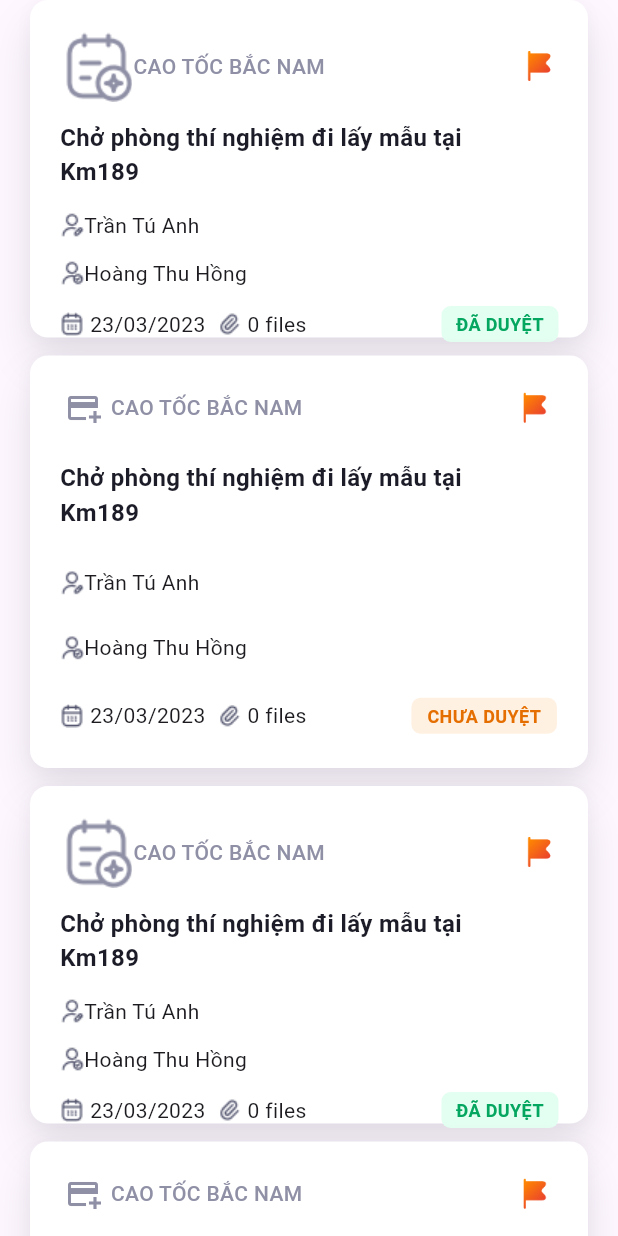
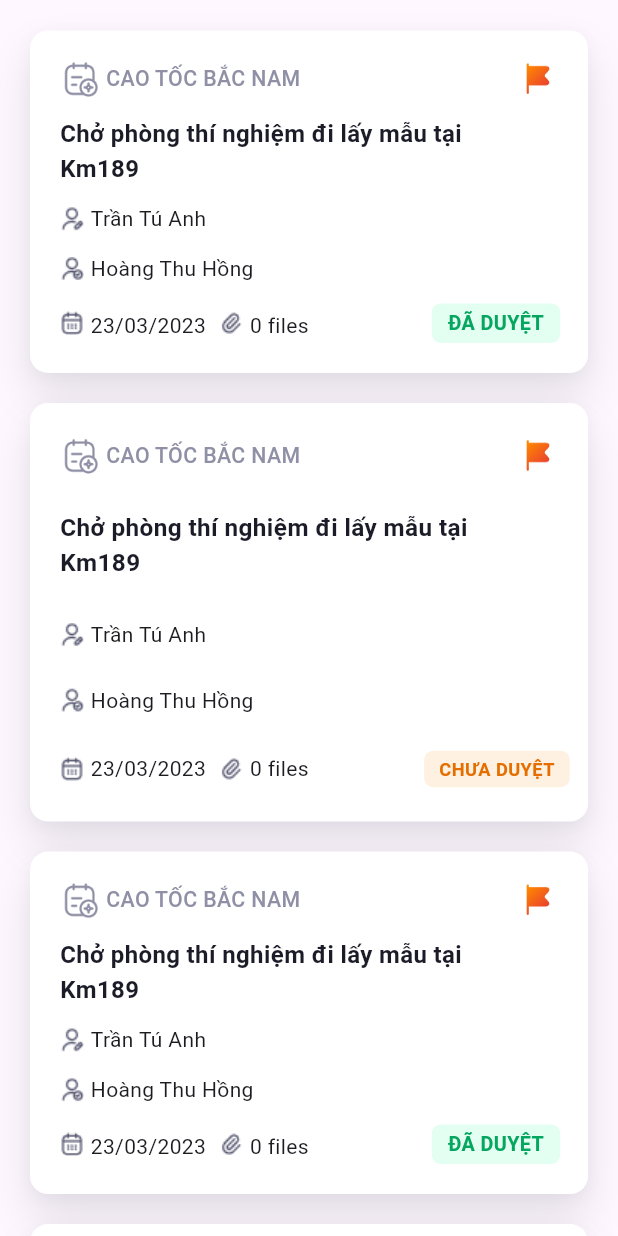
Before and after one commit to Biggiezz/sky_viet, a Flutter app: the ClosedJob widget shown alone on an empty page, opened directly, on a phone screen of 412 x 824 dp. Run offline on Flutter 3.47's test engine with Material 3 defaults, Android fonts, the phone set to English and light mode, and no system bars; our stand-ins replace flutter_screenutil, flutter_svg, local_auth.

Commit message:
sky_viet (admin_home)

```diff
--- a/lib/chat_with_friend/chat_with.dart
+++ b/lib/chat_with_friend/chat_with.dart
@@ -1,5 +1,6 @@
 import 'package:chat/admin_check_job/home_job_admin.dart';
 import 'package:chat/assets/image.dart';
+import 'package:chat/home_job/home_job.dart';
 import 'package:chat/home_login/home_login.dart';
 import 'package:flutter/material.dart';
 
@@ -117,11 +118,10 @@ class _HomeChatState extends State<HomeChat> {
           // );
           Navigator.push(
             context,
-            MaterialPageRoute(builder: (context) => HomeJobAdmin()),
+            MaterialPageRoute(builder: (context) => HomeLogin()),
           );
         }
       },
-      child: Expanded(
       child: Container(
       width: MediaQuery.of(context).size.width,
       height: 50,
@@ -140,7 +140,6 @@ class _HomeChatState extends State<HomeChat> {
         ),
       ),
             ),
-      ),
     );
   }
 }
--- a/lib/home_job/widget/closed_job.dart
+++ b/lib/home_job/widget/closed_job.dart
@@ -1,5 +1,6 @@
 import 'package:chat/assets/image.dart';
 import 'package:flutter/material.dart';
+import 'package:flutter_screenutil/flutter_screenutil.dart';
 
 class ClosedJob extends StatefulWidget {
   const ClosedJob({super.key});
@@ -14,6 +15,7 @@ class _ClosedJobState extends State<ClosedJob> {
     return SingleChildScrollView(
       child: Column(
         children: [
+          SizedBox(height: 20.h),
           _buildCloseJob(),
           _buildJobDontDone(),
 
@@ -26,10 +28,10 @@ class _ClosedJobState extends State<ClosedJob> {
 
   Widget _buildCloseJob() {
     return Padding(
-      padding: const EdgeInsets.fromLTRB(20, 0, 20, 0),
+      padding: const EdgeInsets.only(left: 20, right: 20),
       child: Container(
         width: MediaQuery.of(context).size.width,
-        height: 225,
+        height: 225.h,
         decoration: BoxDecoration(
           borderRadius: BorderRadius.circular(12),
           color: Colors.white,
@@ -51,37 +53,50 @@ class _ClosedJobState extends State<ClosedJob> {
         child: Padding(
           padding: const EdgeInsets.all(20),
           child: Column(
+            mainAxisAlignment: MainAxisAlignment.spaceBetween,
+            children: [
+              Row(
+                mainAxisAlignment: MainAxisAlignment.spaceBetween,
+
+                children: [
+                  Row(
                     mainAxisAlignment: MainAxisAlignment.spaceAround,
                     children: [
                       Row(
-                mainAxisAlignment: MainAxisAlignment.spaceAround,
-
+                        mainAxisAlignment: MainAxisAlignment.start,
                         children: [
-                  SizedBox(child: Image.asset(ImageAssets.addHome)),
-
+                          SizedBox(
+                            width: 24.w,
+                            height: 24.h,
+                            child: Image.asset(ImageAssets.addHome),
+                          ),
+                        ],
+                      ),
+                      SizedBox(width: 4.w),
                       Text(
                         'CAO TỐC BẮC NAM',
                         style: TextStyle(
-                      fontSize: 14,
+                          fontSize: 14.sp,
                           fontWeight: FontWeight.w500,
                           color: Color(0xFF8F90A6),
                         ),
                       ),
+                    ],
+                  ),
+                  SizedBox(width: 4),
 
-                  SizedBox(width: 130),
                   SizedBox(
-                    width: 24,
-                    height: 24,
+                    width: 24.w,
+                    height: 24.h,
                     child: Image.asset(ImageAssets.flag),
                   ),
                 ],
               ),
-              SizedBox(height: 12),
               Row(
                 children: [
                   SizedBox(
-                    width: 295,
-                    height: 44,
+                    width: 295.w,
+                    height: 44.h,
 
                     child: Text(
                       'Chở phòng thí nghiệm đi lấy mẫu tại Km189',
@@ -94,22 +109,24 @@ class _ClosedJobState extends State<ClosedJob> {
                   ),
                 ],
               ),
-              SizedBox(height: 16),
               Row(
                 children: [
                   Image.asset(ImageAssets.personEdit),
+                  SizedBox(width: 4.w),
                   Text('Trần Tú Anh'),
                 ],
               ),
-              SizedBox(height: 12),
               Row(
                 children: [
                   Image.asset(ImageAssets.personTick),
+                  SizedBox(width: 4.w),
                   Text('Hoàng Thu Hồng'),
                 ],
               ),
-              SizedBox(height: 12),
-              _buildCalendar(),
+              Row(
+                mainAxisAlignment: MainAxisAlignment.start,
+                children: [_buildCalendar()],
+              ),
             ],
           ),
         ),
@@ -119,19 +136,27 @@ class _ClosedJobState extends State<ClosedJob> {
 
   Widget _buildCalendar() {
     return Row(
-      //   mainAxisAlignment: MainAxisAlignment.spaceAround,
       children: [
         Image.asset(ImageAssets.calendar),
-        SizedBox(width: 4),
+        SizedBox(
+          width: 171.w,
+          height: 17.h,
+          child: Row(
+            children: [
+              SizedBox(width: 4.w),
               Text('23/03/2023'),
-        SizedBox(width: 8),
+              SizedBox(width: 8.w),
               Image.asset(ImageAssets.fileNewJob),
-        SizedBox(width: 4),
+              SizedBox(width: 4.w),
               Text('0 files'),
-        SizedBox(width: 90),
+            ],
+          ),
+        ),
+
+        SizedBox(width: 40.w),
         Container(
-          width: 78,
-          height: 24,
+          width: 78.w,
+          height: 24.w,
           decoration: BoxDecoration(
             borderRadius: BorderRadius.circular(6),
             color: Color(0xFFE3FFF1),
@@ -139,9 +164,9 @@ class _ClosedJobState extends State<ClosedJob> {
 
           child: Center(
             child: Text(
-              'ĐÃ DUYỆT',
+              'ĐÃ DUYỆT',
               style: TextStyle(
-                fontSize: 12,
+                fontSize: 12.w,
                 fontWeight: FontWeight.w600,
                 color: Color(0xFF05A660),
               ),
@@ -154,10 +179,10 @@ class _ClosedJobState extends State<ClosedJob> {
 
   Widget _buildJobDontDone() {
     return Padding(
-      padding: const EdgeInsets.fromLTRB(20, 12, 20, 12),
+      padding: const EdgeInsets.all(20),
       child: Container(
         width: MediaQuery.of(context).size.width,
-        height: 275,
+        height: 275.h,
         decoration: BoxDecoration(
           borderRadius: BorderRadius.circular(12),
           color: Colors.white,
@@ -183,41 +208,49 @@ class _ClosedJobState extends State<ClosedJob> {
             mainAxisAlignment: MainAxisAlignment.spaceAround,
             children: [
               Row(
-                mainAxisAlignment: MainAxisAlignment.spaceAround,
+                mainAxisAlignment: MainAxisAlignment.spaceBetween,
 
                 children: [
+                  Row(
+                    mainAxisAlignment: MainAxisAlignment.start,
+                    children: [
                       SizedBox(
-                    child: Icon(Icons.add_card, color: Color(0xFF8F90A6)),
+                        width: 24.w,
+                        height: 24.h,
+                        child: Image.asset(ImageAssets.addHome),
                       ),
-
+                      SizedBox(width: 4.w),
                       Text(
                         'CAO TỐC BẮC NAM',
                         style: TextStyle(
-                      fontSize: 14,
+                          fontSize: 14.sp,
                           fontWeight: FontWeight.w500,
                           color: Color(0xFF8F90A6),
                         ),
                       ),
+                    ],
+                  ),
 
-                  SizedBox(width: 130),
+
+
                   SizedBox(
-                    width: 24,
-                    height: 24,
+                    width: 24.w,
+                    height: 24.h,
                     child: Image.asset(ImageAssets.flag),
                   ),
                 ],
               ),
-              SizedBox(height: 12),
+              SizedBox(height: 12.w),
               Row(
                 children: [
                   SizedBox(
-                    width: 295,
-                    height: 44,
+                    width: 295.w,
+                    height: 44.h,
 
                     child: Text(
                       'Chở phòng thí nghiệm đi lấy mẫu tại Km189',
                       style: TextStyle(
-                        fontSize: 16,
+                        fontSize: 16.sp,
                         fontWeight: FontWeight.w600,
                         color: Color(0xFF1C1C28),
                       ),
@@ -225,21 +258,23 @@ class _ClosedJobState extends State<ClosedJob> {
                   ),
                 ],
               ),
-              SizedBox(height: 16),
+              SizedBox(height: 16.h),
               Row(
                 children: [
                   Image.asset(ImageAssets.personEdit),
+                  SizedBox(width: 4.w),
                   Text('Trần Tú Anh'),
                 ],
               ),
-              SizedBox(height: 12),
+              SizedBox(height: 12.sp),
               Row(
                 children: [
                   Image.asset(ImageAssets.personTick),
+                  SizedBox(width: 4.w),
                   Text('Hoàng Thu Hồng'),
                 ],
               ),
-              SizedBox(height: 12),
+              SizedBox(height: 12.h),
               _buildCalendarDontDone(),
             ],
           ),
@@ -250,19 +285,18 @@ class _ClosedJobState extends State<ClosedJob> {
 
   Widget _buildCalendarDontDone() {
     return Row(
-      //   mainAxisAlignment: MainAxisAlignment.spaceAround,
       children: [
         Image.asset(ImageAssets.calendar),
-        SizedBox(width: 4),
+        SizedBox(width: 4.w),
         Text('23/03/2023'),
-        SizedBox(width: 8),
+        SizedBox(width: 8.w),
         Image.asset(ImageAssets.fileNewJob),
-        SizedBox(width: 4),
+        SizedBox(width: 4.w),
         Text('0 files'),
-        SizedBox(width: 70),
+        SizedBox(width: 70.w),
         Container(
           width: 97,
-          height: 24,
+          height: 24.h,
           decoration: BoxDecoration(
             borderRadius: BorderRadius.circular(6),
             color: Color(0xFFFFF1E1),
@@ -272,7 +306,7 @@ class _ClosedJobState extends State<ClosedJob> {
             child: Text(
               'CHƯA DUYỆT',
               style: TextStyle(
-                fontSize: 12,
+                fontSize: 12.sp,
                 fontWeight: FontWeight.w600,
                 color: Color(0xFFE56E00),
               ),
--- a/lib/home_login/home_login.dart
+++ b/lib/home_login/home_login.dart
@@ -265,7 +265,7 @@ class _HomeLoginState extends State<HomeLogin> {
               onTap: () {
                 Navigator.push(
                   context,
-                  MaterialPageRoute(builder: (context) => HomeJobAdmin()),
+                  MaterialPageRoute(builder: (context) => HomeJob()),
                 );
               },
               child: Container(
```
Also changed, not shown: lib/admin_check_job/widget_admin/doing_job_admin.dart (+11 -3 lines), lib/home_job/home_job.dart (+60 -98 lines), lib/home_job/widget/doing_job.dart (+37 -19 lines), lib/home_job/widget/done_job.dart (+75 -93 lines), lib/home_job/widget/new_job.dart (+5 -3 lines), lib/main.dart (+9 -6 lines), 1 other file. Lines whose indentation alone changed are shown as unchanged.
